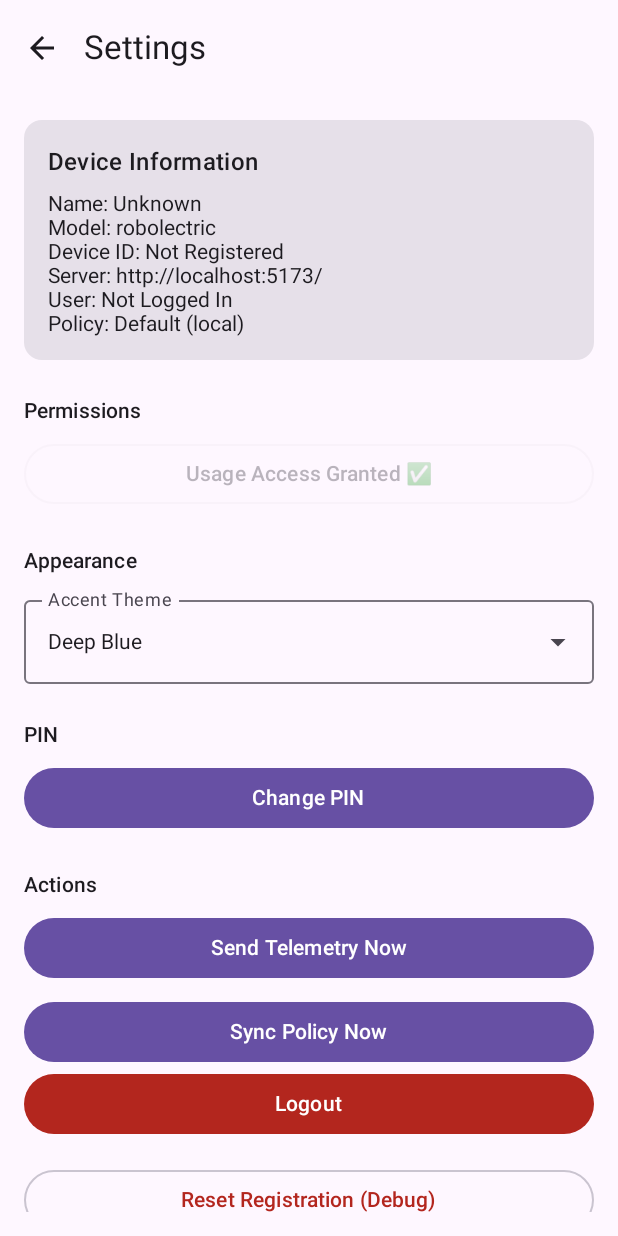
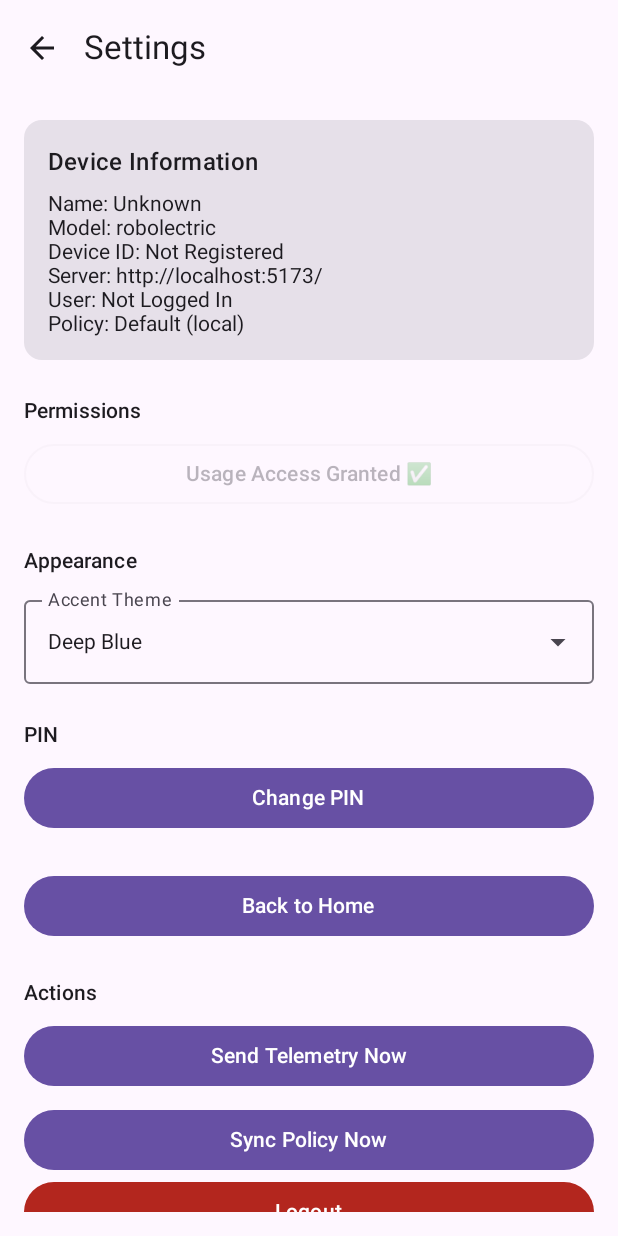
Before and after one commit to drguptavivek/android_launcher2, an Android app built with Jetpack Compose: the composable SettingsScreen called with empty values, on a phone screen of 412 x 824 dp. Run offline under Robolectric (Android 15) with nearby library versions, the phone set to English and light mode, and no system bars; 3 statements that could not run were skipped.

Commit message:
Implemented back-to-home control and improved visibility.
  - AppDrawer now releases lock task before launching system Settings (stops kiosk so Home works there).
  - Settings screen is scrollable and adds a “Back to Home” button that stops kiosk and returns to the
    launcher.
  - Policy name persists once synced and is displayed in Settings; theme dropdown should be visible now.
  - AIIMS logo backdrop tinted light blue with higher alpha so it’s visible over the gradient.

  Files touched: MainActivity.kt, ui/home/AppDrawer.kt, ui/settings/SettingsScreen.kt, plus prior session/
  policy updates.

  Rebuilt/reinstalled and launched. You can now exit Android Settings by using the “Back to Home” button
  inside the app, or by launching Settings from the drawer (it unpins first). If anything still feels stuck,
  I can adjust the stop/re-pin behavior further.

```diff
--- a/android-launcher/app/src/main/java/com/example/launcher/MainActivity.kt
+++ b/android-launcher/app/src/main/java/com/example/launcher/MainActivity.kt
@@ -192,6 +192,10 @@ class MainActivity : ComponentActivity() {
                                 onThemeChange = { theme ->
                                     colorTheme = theme
                                     sessionManager.saveTheme(theme)
+                                },
+                                onBackToHome = {
+                                    kioskManager.stopKioskMode(this@MainActivity)
+                                    currentScreen = "HOME"
                                 }
                             )
                         } else if (currentScreen == "PIN_CHANGE") {
--- a/android-launcher/app/src/main/java/com/example/launcher/ui/settings/SettingsScreen.kt
+++ b/android-launcher/app/src/main/java/com/example/launcher/ui/settings/SettingsScreen.kt
@@ -37,7 +37,8 @@ fun SettingsScreen(
     onReset: () -> Unit,
     onChangePin: () -> Unit,
     currentTheme: String,
-    onThemeChange: (String) -> Unit
+    onThemeChange: (String) -> Unit,
+    onBackToHome: () -> Unit
 ) {
     val context = LocalContext.current
     val sessionManager = remember { com.example.launcher.data.SessionManager(context) }
@@ -173,6 +174,15 @@ fun SettingsScreen(
             }
             Spacer(modifier = Modifier.height(24.dp))
 
+            // Back to Home / release kiosk
+            Button(
+                onClick = onBackToHome,
+                modifier = Modifier.fillMaxWidth()
+            ) {
+                Text("Back to Home")
+            }
+            Spacer(modifier = Modifier.height(24.dp))
+
             // Actions Section
             Text("Actions", style = MaterialTheme.typography.titleSmall)
             Spacer(modifier = Modifier.height(8.dp))
```
Also changed, not shown: android-launcher/app/src/main/java/com/example/launcher/ui/home/AppDrawer.kt (+10 -0 lines).
